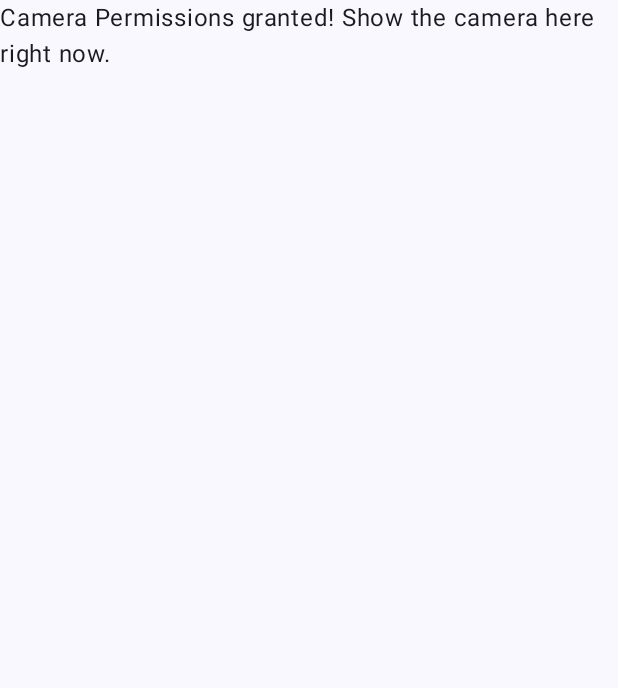
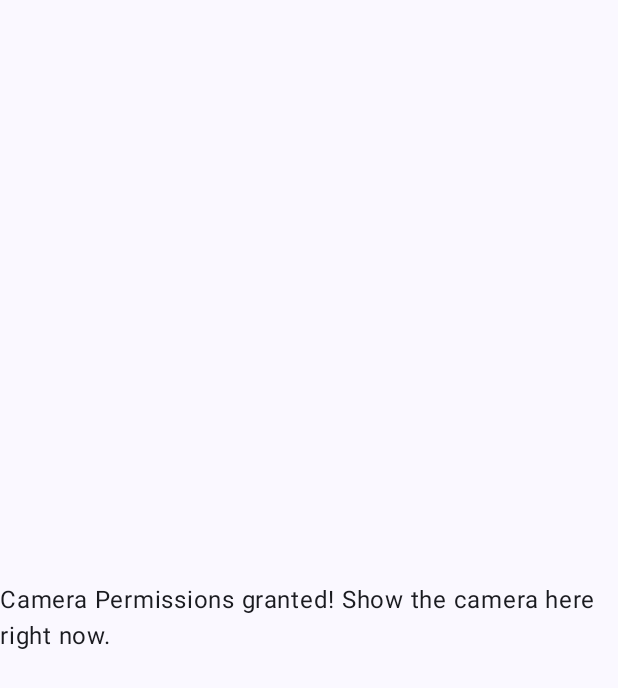
Before and after one commit to rikaHeisha/aigo, an Android app built with Jetpack Compose: the CameraOverlay screen opened through its navigation route, on a phone screen of 412 x 824 dp. Shown: the top 688 px of the screen. Run offline under Robolectric (Android 15) with nearby library versions, the phone set to English and light mode, and no system bars.

Commit message:
Fix alignment

```diff
--- a/android/app/src/main/java/com/imashnake/aigo/MainActivity.kt
+++ b/android/app/src/main/java/com/imashnake/aigo/MainActivity.kt
@@ -41,7 +41,7 @@ fun MainScreen(modifier: Modifier = Modifier) {
 
     Box(
         modifier = modifier,
-        contentAlignment = Alignment.Center
+        contentAlignment = Alignment.Center,
     ) {
         NavHost(navController, startDestination = Home) {
             composable<Home> {
--- a/android/app/src/main/java/com/imashnake/aigo/ui/features/CameraOverlay.kt
+++ b/android/app/src/main/java/com/imashnake/aigo/ui/features/CameraOverlay.kt
@@ -5,6 +5,7 @@ import androidx.compose.foundation.layout.fillMaxSize
 import androidx.compose.material3.MaterialTheme
 import androidx.compose.material3.Text
 import androidx.compose.runtime.Composable
+import androidx.compose.ui.Alignment
 import androidx.compose.ui.Modifier
 import com.google.accompanist.permissions.ExperimentalPermissionsApi
 import com.google.accompanist.permissions.isGranted
@@ -17,7 +18,10 @@ import kotlinx.serialization.Serializable
 fun CameraOverlay(modifier: Modifier = Modifier) {
     val cameraPermissionState = rememberPermissionState(android.Manifest.permission.CAMERA)
 
-    Box(modifier.fillMaxSize()) {
+    Box(
+        contentAlignment = Alignment.Center,
+        modifier = modifier.fillMaxSize()
+    ) {
         when {
             cameraPermissionState.status.isGranted -> {
                 Text(
```
